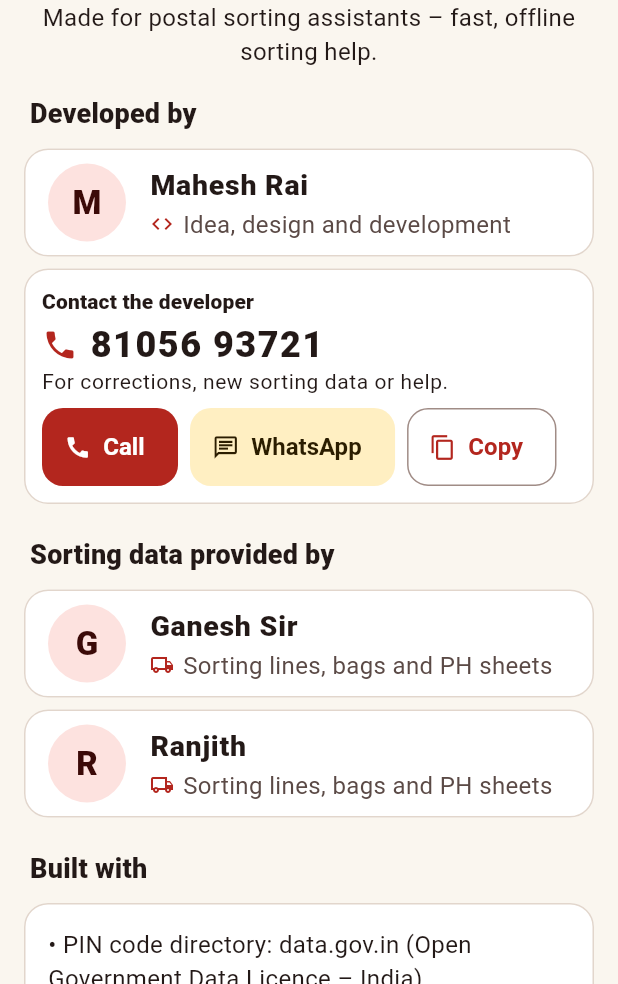
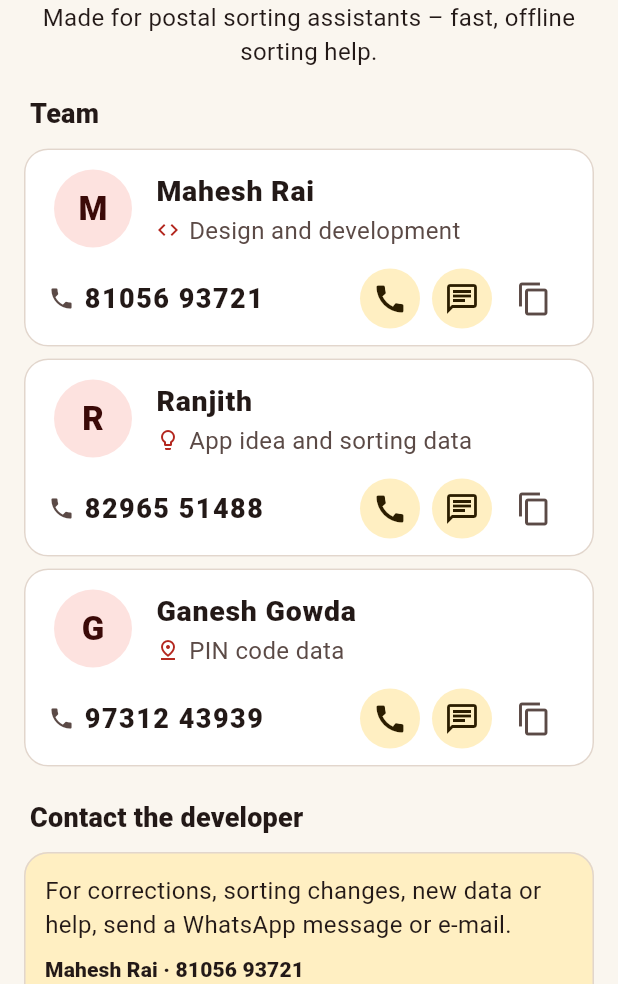
Before and after one commit to maheshraikg/po-sorting, a Flutter app: the ContributorsScreen screen opened directly, on a phone screen of 412 x 824 dp, the part 252-1236 px from its top. Run offline on Flutter 3.47's test engine with Material 3 defaults, Android fonts, the phone set to English and light mode, and no system bars; our stand-ins replace camera, csv, file_picker, flutter_tts, share_plus, shared_preferences and 3 more; missing offline and left inert: excel, google_mlkit_text_recognition; accounts and stored records are empty.

Commit message:
Contributors: team with contacts, send corrections, share the app
- Team: Mahesh Rai (design and development), Ranjith (app idea and
  sorting data), Ganesh Gowda (PIN code data), each with Call / WhatsApp /
  Copy.
- Contact the developer: WhatsApp and e-mail with a prefilled message for
  corrections and updates.
- Share the app (Play Store link) from Contributors and More.
- Privacy policy contact: developer name and e-mail.
- Version 1.0.8 (9).

Co-Authored-By: Claude Opus 5.5 <noreply@anthropic.com>
Claude-Session: https://claude.ai/code/session_01J7NCzQ6vFe1yu161DyXRnu

```diff
--- a/lib/core/constants.dart
+++ b/lib/core/constants.dart
@@ -3,7 +3,7 @@ library;
 
 const String kAppNameEn = 'PO Sorting';
 const String kAppNameKn = 'ಪಿಒ ಸಾರ್ಟಿಂಗ್';
-const String kAppVersion = '1.0.7';
+const String kAppVersion = '1.0.8';
 
 /// Shown verbatim on the About screen (plus translations).
 const String kDisclaimerEn =
--- a/lib/core/l10n/app_en.arb
+++ b/lib/core/l10n/app_en.arb
@@ -1068,14 +1068,37 @@
   "contributorsSub": "People who made PO Sorting",
   "contributorsIntro": "Made for postal sorting assistants – fast, offline sorting help.",
   "developedBy": "Developed by",
-  "roleDeveloper": "Idea, design and development",
+  "roleDeveloper": "Design and development",
   "dataProvidedBy": "Sorting data provided by",
   "roleData": "Sorting lines, bags and PH sheets",
   "creditsTitle": "Built with",
   "creditsText": "• PIN code directory: data.gov.in (Open Government Data Licence – India)\n• Kannada text reading: Tesseract OCR (Apache 2.0)\n• English and Hindi text reading: Google ML Kit\n• App framework: Flutter (open source)",
   "contributorsThanks": "Thank you to everyone who shared data and feedback!",
   "contactDeveloper": "Contact the developer",
-  "contactDeveloperHint": "For corrections, new sorting data or help.",
+  "contactDeveloperHint": "For corrections, sorting changes, new data or help, send a WhatsApp message or e-mail.",
   "call": "Call",
-  "cannotOpenApp": "Could not open the app on this phone."
+  "cannotOpenApp": "Could not open the app on this phone.",
+  "roleIdeaData": "App idea and sorting data",
+  "rolePinData": "PIN code data",
+  "contributorsTeam": "Team",
+  "shareApp": "Share the app",
+  "shareAppSub": "Send the Play Store link to your colleagues",
+  "shareAppText": "PO Sorting – offline PIN sorting helper for postal sorting assistants: TD / Non-TD line, position and air code, address scan, practice games. Download: {url}",
+  "@shareAppText": {
+    "placeholders": {
+      "url": {
+        "type": "String"
+      }
+    }
+  },
+  "updateMessage": "PO Sorting {version} – correction / update:\n",
+  "@updateMessage": {
+    "placeholders": {
+      "version": {
+        "type": "String"
+      }
+    }
+  },
+  "updateSubject": "correction / update",
+  "emailLabel": "E-mail"
 }
--- a/lib/core/l10n/app_localizations.dart
+++ b/lib/core/l10n/app_localizations.dart
@@ -3205,7 +3205,7 @@ abstract class AppLocalizations {
   /// No description provided for @roleDeveloper.
   ///
   /// In en, this message translates to:
-  /// **'Idea, design and development'**
+  /// **'Design and development'**
   String get roleDeveloper;
 
   /// No description provided for @dataProvidedBy.
@@ -3247,7 +3247,7 @@ abstract class AppLocalizations {
   /// No description provided for @contactDeveloperHint.
   ///
   /// In en, this message translates to:
-  /// **'For corrections, new sorting data or help.'**
+  /// **'For corrections, sorting changes, new data or help, send a WhatsApp message or e-mail.'**
   String get contactDeveloperHint;
 
   /// No description provided for @call.
@@ -3261,6 +3261,60 @@ abstract class AppLocalizations {
   /// In en, this message translates to:
   /// **'Could not open the app on this phone.'**
   String get cannotOpenApp;
+
+  /// No description provided for @roleIdeaData.
+  ///
+  /// In en, this message translates to:
+  /// **'App idea and sorting data'**
+  String get roleIdeaData;
+
+  /// No description provided for @rolePinData.
+  ///
+  /// In en, this message translates to:
+  /// **'PIN code data'**
+  String get rolePinData;
+
+  /// No description provided for @contributorsTeam.
+  ///
+  /// In en, this message translates to:
+  /// **'Team'**
+  String get contributorsTeam;
+
+  /// No description provided for @shareApp.
+  ///
+  /// In en, this message translates to:
+  /// **'Share the app'**
+  String get shareApp;
+
+  /// No description provided for @shareAppSub.
+  ///
+  /// In en, this message translates to:
+  /// **'Send the Play Store link to your colleagues'**
+  String get shareAppSub;
+
+  /// No description provided for @shareAppText.
+  ///
+  /// In en, this message translates to:
+  /// **'PO Sorting – offline PIN sorting helper for postal sorting assistants: TD / Non-TD line, position and air code, address scan, practice games. Download: {url}'**
+  String shareAppText(String url);
+
+  /// No description provided for @updateMessage.
+  ///
+  /// In en, this message translates to:
+  /// **'PO Sorting {version} – correction / update:\n'**
+  String updateMessage(String version);
+
+  /// No description provided for @updateSubject.
+  ///
+  /// In en, this message translates to:
+  /// **'correction / update'**
+  String get updateSubject;
+
+  /// No description provided for @emailLabel.
+  ///
+  /// In en, this message translates to:
+  /// **'E-mail'**
+  String get emailLabel;
 }
 
 class _AppLocalizationsDelegate
--- a/lib/core/l10n/app_localizations_en.dart
+++ b/lib/core/l10n/app_localizations_en.dart
@@ -1778,7 +1778,7 @@ class AppLocalizationsEn extends AppLocalizations {
   String get developedBy => 'Developed by';
 
   @override
-  String get roleDeveloper => 'Idea, design and development';
+  String get roleDeveloper => 'Design and development';
 
   @override
   String get dataProvidedBy => 'Sorting data provided by';
@@ -1802,11 +1802,42 @@ class AppLocalizationsEn extends AppLocalizations {
 
   @override
   String get contactDeveloperHint =>
-      'For corrections, new sorting data or help.';
+      'For corrections, sorting changes, new data or help, send a WhatsApp message or e-mail.';
 
   @override
   String get call => 'Call';
 
   @override
   String get cannotOpenApp => 'Could not open the app on this phone.';
+
+  @override
+  String get roleIdeaData => 'App idea and sorting data';
+
+  @override
+  String get rolePinData => 'PIN code data';
+
+  @override
+  String get contributorsTeam => 'Team';
+
+  @override
+  String get shareApp => 'Share the app';
+
+  @override
+  String get shareAppSub => 'Send the Play Store link to your colleagues';
+
+  @override
+  String shareAppText(String url) {
+    return 'PO Sorting – offline PIN sorting helper for postal sorting assistants: TD / Non-TD line, position and air code, address scan, practice games. Download: $url';
+  }
+
+  @override
+  String updateMessage(String version) {
+    return 'PO Sorting $version – correction / update:\n';
+  }
+
+  @override
+  String get updateSubject => 'correction / update';
+
+  @override
+  String get emailLabel => 'E-mail';
 }
--- a/lib/features/settings/contributors_screen.dart
+++ b/lib/features/settings/contributors_screen.dart
@@ -1,20 +1,30 @@
-/// People who made the app and the sources it builds on.
+/// People who made the app, how to reach the developer, and sharing the app.
 library;
 
 import 'package:flutter/material.dart';
 import 'package:flutter/services.dart';
 
 import '../../core/constants.dart';
+import '../../core/contact.dart';
 import '../../core/l10n/app_localizations.dart';
 
-/// Contributors. Edit here to add people.
-const kDeveloper = 'Mahesh Rai';
+class Contributor {
+  const Contributor(this.name, this.role, this.icon, {this.phone});
 
-/// Developer's contact number (shown in the app, so it is public).
-const kDeveloperPhone = '8105693721';
-const kDataContributors = ['Ganesh Sir', 'Ranjith'];
+  final String name;
+  final String Function(AppLocalizations l) role;
+  final IconData icon;
 
-const _contact = MethodChannel('po_sorting/contact');
+  /// Shown in the app (public). Null = no contact buttons.
+  final String? phone;
+}
+
+/// Edit here to add people.
+final kContributors = <Contributor>[
+  Contributor(kDeveloperName, (l) => l.roleDeveloper, Icons.code, phone: kDeveloperPhone),
+  Contributor('Ranjith', (l) => l.roleIdeaData, Icons.lightbulb_outline, phone: '8296551488'),
+  Contributor('Ganesh Gowda', (l) => l.rolePinData, Icons.pin_drop_outlined, phone: '9731243939'),
+];
 
 class ContributorsScreen extends StatelessWidget {
   const ContributorsScreen({super.key});
@@ -24,20 +34,48 @@ class ContributorsScreen extends StatelessWidget {
     final l = AppLocalizations.of(context);
     final t = Theme.of(context).textTheme;
     final cs = Theme.of(context).colorScheme;
-    Widget person(String name, String role, IconData icon, {Key? key}) => Card(
-      key: key,
-      child: ListTile(
-        leading: CircleAvatar(
-          radius: 26,
-          backgroundColor: cs.primaryContainer,
-          foregroundColor: cs.onPrimaryContainer,
-          child: Text(name.characters.first, style: const TextStyle(fontSize: 22, fontWeight: FontWeight.w900)),
+    Widget heading(String s) => Padding(padding: const EdgeInsets.fromLTRB(4, 16, 4, 6), child: Text(s, style: t.titleMedium?.copyWith(fontWeight: FontWeight.w800)));
+    Widget person(Contributor c) => Card(
+      key: ValueKey('contributor_${c.name}'),
+      child: Padding(
+        padding: const EdgeInsets.fromLTRB(4, 4, 4, 8),
+        child: Column(
+          children: [
+            ListTile(
+              leading: CircleAvatar(
+                radius: 26,
+                backgroundColor: cs.primaryContainer,
+                foregroundColor: cs.onPrimaryContainer,
+                child: Text(c.name.characters.first, style: const TextStyle(fontSize: 22, fontWeight: FontWeight.w900)),
+              ),
+              title: Text(c.name, style: const TextStyle(fontWeight: FontWeight.w800, fontSize: 19)),
+              subtitle: Row(children: [Icon(c.icon, size: 16, color: cs.primary), const SizedBox(width: 6), Expanded(child: Text(c.role(l)))]),
+            ),
+            if (c.phone != null)
+              Padding(
+                padding: const EdgeInsets.symmetric(horizontal: 12),
+                child: Row(
+                  children: [
+                    Icon(Icons.phone, size: 18, color: cs.onSurfaceVariant),
+                    const SizedBox(width: 6),
+                    Expanded(child: SelectableText(spacedPhone(c.phone!), style: t.titleMedium?.copyWith(fontWeight: FontWeight.w800, letterSpacing: 1))),
+                    IconButton.filledTonal(key: ValueKey('call_${c.name}'), tooltip: l.call, onPressed: () => dial(context, c.phone!), icon: const Icon(Icons.call)),
+                    IconButton.filledTonal(key: ValueKey('wa_${c.name}'), tooltip: 'WhatsApp', onPressed: () => whatsApp(context, c.phone!), icon: const Icon(Icons.chat_outlined)),
+                    IconButton(
+                      tooltip: l.copy,
+                      onPressed: () {
+                        Clipboard.setData(ClipboardData(text: c.phone!));
+                        ScaffoldMessenger.of(context).showSnackBar(SnackBar(content: Text(l.copied)));
+                      },
+                      icon: const Icon(Icons.copy),
+                    ),
+                  ],
+                ),
+              ),
+          ],
         ),
-        title: Text(name, style: const TextStyle(fontWeight: FontWeight.w800, fontSize: 19)),
-        subtitle: Row(children: [Icon(icon, size: 16, color: cs.primary), const SizedBox(width: 6), Expanded(child: Text(role))]),
       ),
     );
-    Widget heading(String s) => Padding(padding: const EdgeInsets.fromLTRB(4, 16, 4, 6), child: Text(s, style: t.titleMedium?.copyWith(fontWeight: FontWeight.w800)));
     return Scaffold(
       appBar: AppBar(title: Text(l.contributors)),
       body: ListView(
@@ -46,57 +84,12 @@ class ContributorsScreen extends StatelessWidget {
           Icon(Icons.groups_outlined, size: 64, color: cs.primary),
           Text(kAppNameEn, style: t.headlineSmall?.copyWith(fontWeight: FontWeight.w900), textAlign: TextAlign.center),
           Text(l.contributorsIntro, textAlign: TextAlign.center, style: t.bodyMedium),
-          heading(l.developedBy),
-          person(kDeveloper, l.roleDeveloper, Icons.code, key: const ValueKey('contributor_developer')),
-          Card(
-            key: const ValueKey('contact_card'),
-            child: Padding(
-              padding: const EdgeInsets.all(12),
-              child: Column(
-                crossAxisAlignment: CrossAxisAlignment.start,
-                children: [
-                  Text(l.contactDeveloper, style: t.titleSmall?.copyWith(fontWeight: FontWeight.w800)),
-                  const SizedBox(height: 4),
-                  Row(children: [
-                    Icon(Icons.phone, color: cs.primary),
-                    const SizedBox(width: 8),
-                    SelectableText(_spaced(kDeveloperPhone), style: t.titleLarge?.copyWith(fontWeight: FontWeight.w900, letterSpacing: 1)),
-                  ]),
-                  Text(l.contactDeveloperHint, style: t.bodySmall),
-                  const SizedBox(height: 8),
-                  Wrap(
-                    spacing: 8,
-                    runSpacing: 8,
-                    children: [
-                      FilledButton.icon(
-                        key: const ValueKey('contact_call'),
-                        onPressed: () => _open(context, 'dial', kDeveloperPhone),
-                        icon: const Icon(Icons.call),
-                        label: Text(l.call),
-                      ),
-                      FilledButton.tonalIcon(
-                        key: const ValueKey('contact_whatsapp'),
-                        onPressed: () => _open(context, 'whatsapp', '91$kDeveloperPhone'),
-                        icon: const Icon(Icons.chat_outlined),
-                        label: const Text('WhatsApp'),
-                      ),
-                      OutlinedButton.icon(
-                        key: const ValueKey('contact_copy'),
-                        onPressed: () {
-                          Clipboard.setData(const ClipboardData(text: kDeveloperPhone));
-                          ScaffoldMessenger.of(context).showSnackBar(SnackBar(content: Text(l.copied)));
-                        },
-                        icon: const Icon(Icons.copy),
-                        label: Text(l.copy),
-                      ),
-                    ],
-                  ),
-                ],
-              ),
-            ),
-          ),
-          heading(l.dataProvidedBy),
-          for (final n in kDataContributors) person(n, l.roleData, Icons.local_shipping_outlined, key: ValueKey('contributor_$n')),
+          heading(l.contributorsTeam),
+          for (final c in kContributors) person(c),
+          heading(l.contactDeveloper),
+          const UpdatesCard(),
+          heading(l.shareApp),
+          const ShareAppCard(),
           heading(l.creditsTitle),
           Card(child: Padding(padding: const EdgeInsets.all(16), child: Text(l.creditsText))),
           const SizedBox(height: 12),
@@ -107,18 +100,68 @@ class ContributorsScreen extends StatelessWidget {
   }
 }
 
-String _spaced(String n) => n.length == 10 ? '${n.substring(0, 5)} ${n.substring(5)}' : n;
+/// Send a correction or an update to the developer (WhatsApp / e-mail).
+class UpdatesCard extends StatelessWidget {
+  const UpdatesCard({super.key});
 
-Future<void> _open(BuildContext context, String method, String number) async {
-  final messenger = ScaffoldMessenger.of(context);
-  final l = AppLocalizations.of(context);
-  bool ok;
-  try {
-    ok = await _contact.invokeMethod<bool>(method, {'number': number}) ?? false;
-  } on MissingPluginException {
-    ok = false;
-  } on PlatformException {
-    ok = false;
+  @override
+  Widget build(BuildContext context) {
+    final l = AppLocalizations.of(context);
+    final t = Theme.of(context).textTheme;
+    final message = l.updateMessage(kAppVersion);
+    return Card(
+      key: const ValueKey('updates_card'),
+      color: Theme.of(context).colorScheme.secondaryContainer,
+      child: Padding(
+        padding: const EdgeInsets.all(14),
+        child: Column(
+          crossAxisAlignment: CrossAxisAlignment.start,
+          children: [
+            Text(l.contactDeveloperHint, style: t.bodyMedium),
+            const SizedBox(height: 8),
+            Text('$kDeveloperName · ${spacedPhone(kDeveloperPhone)}', style: t.titleSmall?.copyWith(fontWeight: FontWeight.w800)),
+            SelectableText(kDeveloperEmail, style: t.bodyMedium),
+            const SizedBox(height: 10),
+            Wrap(
+              spacing: 8,
+              runSpacing: 8,
+              children: [
+                FilledButton.icon(
+                  key: const ValueKey('updates_whatsapp'),
+                  onPressed: () => whatsApp(context, kDeveloperPhone, text: message),
+                  icon: const Icon(Icons.chat_outlined),
+                  label: const Text('WhatsApp'),
+                ),
+                FilledButton.tonalIcon(
+                  key: const ValueKey('updates_email'),
+                  onPressed: () => email(context, kDeveloperEmail, subject: '$kAppNameEn $kAppVersion – ${l.updateSubject}', body: message),
+                  icon: const Icon(Icons.email_outlined),
+                  label: Text(l.emailLabel),
+                ),
+              ],
+            ),
+          ],
+        ),
+      ),
+    );
   }
-  if (!ok) messenger.showSnackBar(SnackBar(content: Text(l.cannotOpenApp)));
 }
+
+class ShareAppCard extends StatelessWidget {
+  const ShareAppCard({super.key});
+
+  @override
+  Widget build(BuildContext context) {
+    final l = AppLocalizations.of(context);
+    return Card(
+      child: ListTile(
+        key: const ValueKey('share_app'),
+        leading: Icon(Icons.share, size: 32, color: Theme.of(context).colorScheme.primary),
+        title: Text(l.shareApp, style: const TextStyle(fontWeight: FontWeight.w800)),
+        subtitle: Text(l.shareAppSub),
+        trailing: const Icon(Icons.chevron_right),
+        onTap: () => shareApp(l),
+      ),
+    );
+  }
+}
--- a/pubspec.yaml
+++ b/pubspec.yaml
@@ -16,7 +16,7 @@ publish_to: 'none' # Remove this line if you wish to publish to pub.dev
 # https://developer.apple.com/library/archive/documentation/General/Reference/InfoPlistKeyReference/Articles/CoreFoundationKeys.html
 # In Windows, build-name is used as the major, minor, and patch parts
 # of the product and file versions while build-number is used as the build suffix.
-version: 1.0.7+8
+version: 1.0.8+9
 
 environment:
   sdk: ^3.13.4
```
Also changed, not shown: lib/core/contact.dart (added, +49 -0 lines), lib/core/l10n/app_hi.arb (+12 -3 lines), lib/core/l10n/app_kn.arb (+12 -3 lines), lib/core/l10n/app_localizations_hi.dart (+34 -2 lines), lib/core/l10n/app_localizations_kn.dart (+33 -2 lines), lib/features/settings/more_screen.dart (+8 -0 lines), 3 other files.
